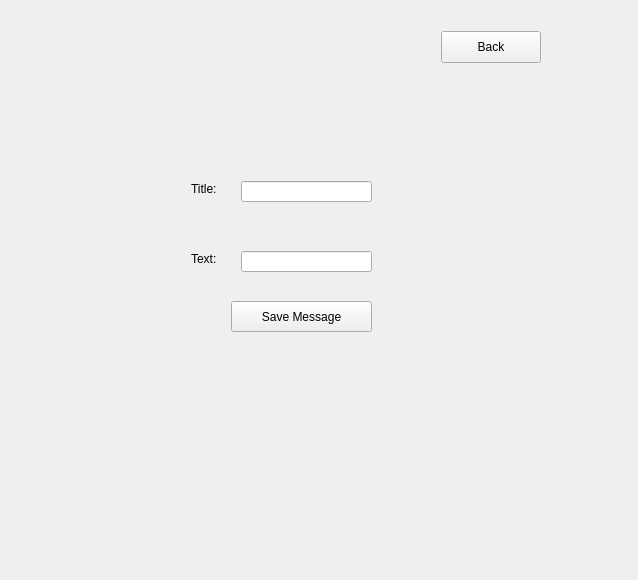
Before: the Qt Designer form CuringCamPAINS/gui/resourcesgui.ui in CS-205-S22/CuringCamPAINS, drawn with Qt 5.
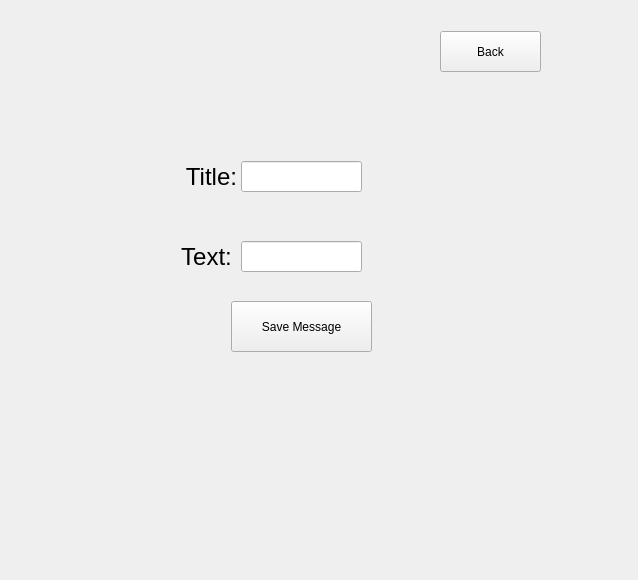
After: the same form once the commit is applied. The open tabs and pages were chosen to show the change.

Diff of the .ui file:
```diff
--- a/CuringCamPAINS/gui/resourcesgui.ui
+++ b/CuringCamPAINS/gui/resourcesgui.ui
@@ -66,9 +66,9 @@
        <property name="geometry">
         <rect>
          <x>230</x>
-         <y>240</y>
-         <width>131</width>
-         <height>21</height>
+         <y>230</y>
+         <width>121</width>
+         <height>31</height>
         </rect>
        </property>
       </widget>
@@ -78,7 +78,7 @@
          <x>220</x>
          <y>290</y>
          <width>141</width>
-         <height>31</height>
+         <height>51</height>
         </rect>
        </property>
        <property name="text">
@@ -89,45 +89,61 @@
        <property name="geometry">
         <rect>
          <x>230</x>
-         <y>170</y>
-         <width>131</width>
-         <height>21</height>
+         <y>150</y>
+         <width>121</width>
+         <height>31</height>
         </rect>
        </property>
       </widget>
       <widget class="QLabel" name="label_title">
        <property name="geometry">
         <rect>
-         <x>180</x>
-         <y>170</y>
-         <width>58</width>
-         <height>16</height>
+         <x>160</x>
+         <y>145</y>
+         <width>81</width>
+         <height>41</height>
         </rect>
        </property>
+       <property name="font">
+        <font>
+         <pointsize>18</pointsize>
+        </font>
+       </property>
        <property name="text">
         <string>Title:</string>
        </property>
+       <property name="alignment">
+        <set>Qt::AlignCenter</set>
+       </property>
       </widget>
       <widget class="QLabel" name="label_text">
        <property name="geometry">
         <rect>
-         <x>180</x>
-         <y>240</y>
-         <width>58</width>
-         <height>16</height>
+         <x>160</x>
+         <y>230</y>
+         <width>71</width>
+         <height>31</height>
         </rect>
        </property>
+       <property name="font">
+        <font>
+         <pointsize>18</pointsize>
+        </font>
+       </property>
        <property name="text">
         <string>Text:</string>
        </property>
+       <property name="alignment">
+        <set>Qt::AlignCenter</set>
+       </property>
       </widget>
       <widget class="QPushButton" name="pushButton_back2">
        <property name="geometry">
         <rect>
-         <x>430</x>
+         <x>429</x>
          <y>20</y>
-         <width>100</width>
-         <height>32</height>
+         <width>101</width>
+         <height>41</height>
         </rect>
        </property>
        <property name="text">
```
Left out of the diff: 42 changed lines with no effect on the pictures.
